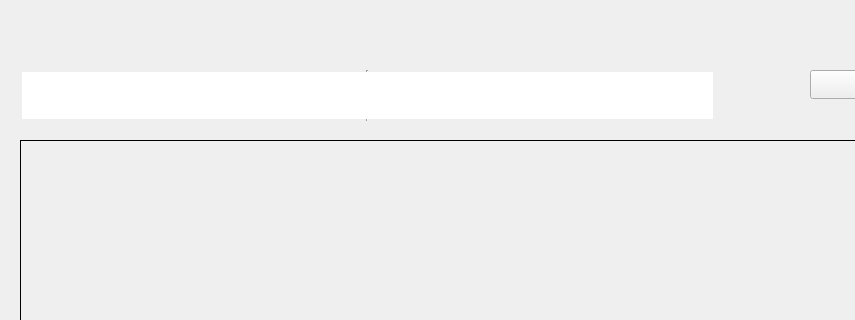
Old version of the form src/configure.ui in the repository oddukgi/QtQik; both pictures show x 0 to 855 and y 0 to 320 of the 1024 by 768 pixel window.
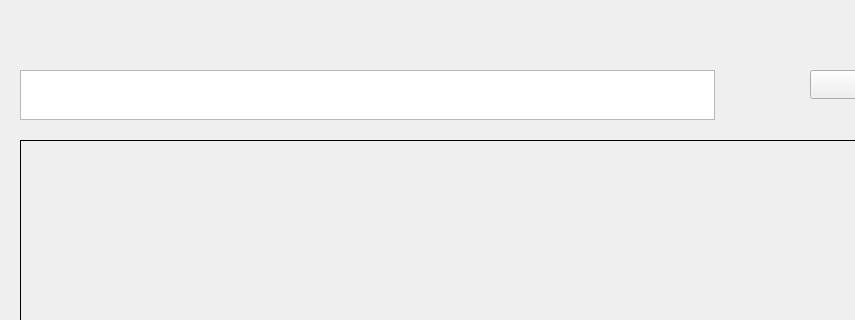
New version of the form. Icons and pictures are not drawn.

The edit to the form file:
```diff
--- a/src/configure.ui
+++ b/src/configure.ui
@@ -66,7 +66,7 @@
      <x>20</x>
      <y>70</y>
      <width>695</width>
-     <height>51</height>
+     <height>50</height>
     </rect>
    </property>
    <property name="sizePolicy">
@@ -78,26 +78,11 @@
    <property name="maximumSize">
     <size>
      <width>695</width>
-     <height>51</height>
+     <height>50</height>
     </size>
    </property>
-   <property name="layoutDirection">
-    <enum>Qt::LeftToRight</enum>
-   </property>
-   <property name="frameShape">
-    <enum>QFrame::VLine</enum>
-   </property>
-   <property name="iconSize">
-    <size>
-     <width>667</width>
-     <height>52</height>
-    </size>
-   </property>
-   <property name="spacing">
-    <number>0</number>
-   </property>
-   <property name="viewMode">
-    <enum>QListView::IconMode</enum>
+   <property name="flow">
+    <enum>QListView::LeftToRight</enum>
    </property>
   </widget>
   <widget class="QPushButton" name="PushBtn_Exit">
```
